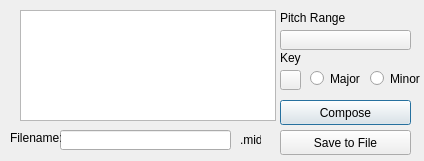
Above: interface/interface.ui from dgcampbe/Bach-in-a-Box before the change. Below: the same form after it.
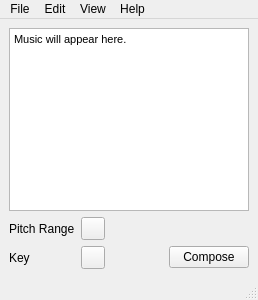
That is the form after the change.

Diff of the .ui file:
```diff
--- a/interface/interface.ui
+++ b/interface/interface.ui
@@ -1,50 +1,46 @@
 <?xml version="1.0" encoding="UTF-8"?>
 <ui version="4.0">
- <class>Dialog</class>
- <widget class="QDialog" name="Dialog">
+ <class>window</class>
+ <widget class="QMainWindow" name="window">
   <property name="geometry">
    <rect>
     <x>0</x>
     <y>0</y>
-    <width>424</width>
-    <height>161</height>
+    <width>258</width>
+    <height>300</height>
    </rect>
   </property>
   <property name="windowTitle">
    <string>Dialog</string>
   </property>
+  <property name="styleSheet">
+   <string notr="true">font: 8pt &quot;Source Code Pro&quot;;</string>
+  </property>
+  <widget class="QWidget" name="centralwidget">
+   <layout class="QGridLayout" name="gridLayout">
+    <item row="0" column="0" colspan="4">
   <widget class="QTextBrowser" name="textBrowser">
-   <property name="geometry">
-    <rect>
-     <x>20</x>
-     <y>10</y>
-     <width>256</width>
-     <height>111</height>
-    </rect>
-   </property>
-  </widget>
-  <widget class="QPushButton" name="pushButton">
-   <property name="geometry">
-    <rect>
-     <x>280</x>
-     <y>100</y>
-     <width>131</width>
-     <height>25</height>
-    </rect>
+      <property name="html">
+       <string>&lt;!DOCTYPE HTML PUBLIC &quot;-//W3C//DTD HTML 4.0//EN&quot; &quot;http://www.w3.org/TR/REC-html40/strict.dtd&quot;&gt;
+&lt;html&gt;&lt;head&gt;&lt;meta name=&quot;qrichtext&quot; content=&quot;1&quot; /&gt;&lt;style type=&quot;text/css&quot;&gt;
+p, li { white-space: pre-wrap; }
+&lt;/style&gt;&lt;/head&gt;&lt;body style=&quot; font-family:'Source Code Pro'; font-size:8pt; font-weight:400; font-style:normal;&quot;&gt;
+&lt;p style=&quot; margin-top:0px; margin-bottom:0px; margin-left:0px; margin-right:0px; -qt-block-indent:0; text-indent:0px;&quot;&gt;Music will appear here.&lt;/p&gt;&lt;/body&gt;&lt;/html&gt;</string>
+      </property>
+     </widget>
+    </item>
+    <item row="1" column="0">
+     <widget class="QLabel" name="label_2">
+      <property name="enabled">
+       <bool>true</bool>
    </property>
    <property name="text">
-    <string>Compose</string>
-   </property>
-  </widget>
+       <string>Pitch Range</string>
+      </property>
+     </widget>
+    </item>
+    <item row="1" column="1">
   <widget class="QToolButton" name="toolButton">
-   <property name="geometry">
-    <rect>
-     <x>280</x>
-     <y>30</y>
-     <width>131</width>
-     <height>20</height>
-    </rect>
-   </property>
    <property name="text">
     <string/>
    </property>
@@ -55,123 +51,83 @@
     <enum>QToolButton::InstantPopup</enum>
    </property>
   </widget>
+    </item>
+    <item row="2" column="0">
   <widget class="QLabel" name="label">
-   <property name="geometry">
-    <rect>
-     <x>280</x>
-     <y>50</y>
-     <width>31</width>
-     <height>16</height>
-    </rect>
-   </property>
    <property name="text">
     <string>Key</string>
    </property>
   </widget>
-  <widget class="QLabel" name="label_2">
-   <property name="geometry">
-    <rect>
-     <x>280</x>
-     <y>10</y>
-     <width>131</width>
-     <height>16</height>
-    </rect>
-   </property>
-   <property name="text">
-    <string>Pitch Range</string>
-   </property>
-  </widget>
-  <widget class="QRadioButton" name="radioButton">
-   <property name="geometry">
-    <rect>
-     <x>310</x>
-     <y>70</y>
-     <width>51</width>
-     <height>17</height>
-    </rect>
-   </property>
-   <property name="text">
-    <string>Major</string>
-   </property>
-   <property name="autoRepeat">
-    <bool>false</bool>
-   </property>
-  </widget>
-  <widget class="QRadioButton" name="radioButton_2">
-   <property name="geometry">
-    <rect>
-     <x>370</x>
-     <y>70</y>
-     <width>51</width>
-     <height>17</height>
-    </rect>
-   </property>
-   <property name="text">
-    <string>Minor</string>
-   </property>
-  </widget>
+    </item>
+    <item row="2" column="1">
   <widget class="QToolButton" name="toolButton_2">
-   <property name="geometry">
-    <rect>
-     <x>280</x>
-     <y>70</y>
-     <width>21</width>
-     <height>20</height>
-    </rect>
-   </property>
    <property name="text">
     <string/>
    </property>
   </widget>
-  <widget class="QPushButton" name="pushButton_2">
-   <property name="geometry">
-    <rect>
-     <x>280</x>
-     <y>130</y>
-     <width>131</width>
-     <height>25</height>
-    </rect>
-   </property>
+    </item>
+    <item row="2" column="3">
+     <widget class="QPushButton" name="pushButton">
    <property name="text">
-    <string>Save to File</string>
-   </property>
-  </widget>
-  <widget class="QLineEdit" name="lineEdit">
+       <string>Compose</string>
+      </property>
+     </widget>
+    </item>
+   </layout>
+  </widget>
+  <widget class="QMenuBar" name="menubar">
    <property name="geometry">
     <rect>
-     <x>60</x>
-     <y>130</y>
-     <width>171</width>
-     <height>20</height>
+     <x>0</x>
+     <y>0</y>
+     <width>258</width>
+     <height>19</height>
     </rect>
    </property>
-  </widget>
-  <widget class="QLabel" name="label_3">
-   <property name="geometry">
-    <rect>
-     <x>10</x>
-     <y>130</y>
-     <width>51</width>
-     <height>16</height>
-    </rect>
-   </property>
-   <property name="text">
-    <string>Filename:</string>
-   </property>
-  </widget>
-  <widget class="QLabel" name="label_4">
-   <property name="geometry">
-    <rect>
-     <x>240</x>
-     <y>130</y>
-     <width>21</width>
-     <height>20</height>
-    </rect>
-   </property>
+   <widget class="QMenu" name="menuFile">
+    <property name="title">
+     <string>File</string>
+    </property>
+    <addaction name="actionSave_as"/>
+   </widget>
+   <widget class="QMenu" name="menuAbout">
+    <property name="title">
+     <string>Help</string>
+    </property>
+    <addaction name="actionAbout"/>
+   </widget>
+   <widget class="QMenu" name="menuView">
+    <property name="title">
+     <string>View</string>
+    </property>
+   </widget>
+   <widget class="QMenu" name="menuEdit">
+    <property name="title">
+     <string>Edit</string>
+    </property>
+    <addaction name="actionPreferences"/>
+   </widget>
+   <addaction name="menuFile"/>
+   <addaction name="menuEdit"/>
+   <addaction name="menuView"/>
+   <addaction name="menuAbout"/>
+  </widget>
+  <widget class="QStatusBar" name="statusbar"/>
+  <action name="actionSave_as">
    <property name="text">
-    <string>.mid</string>
+    <string>Save as...</string>
    </property>
-  </widget>
+  </action>
+  <action name="actionPreferences">
+   <property name="text">
+    <string>Preferences</string>
+   </property>
+  </action>
+  <action name="actionAbout">
+   <property name="text">
+    <string>About</string>
+   </property>
+  </action>
  </widget>
  <resources/>
  <connections/>
```
Left out of the diff: 2 changed lines with no effect on the pictures. Lines whose indentation alone changed are shown as unchanged.
